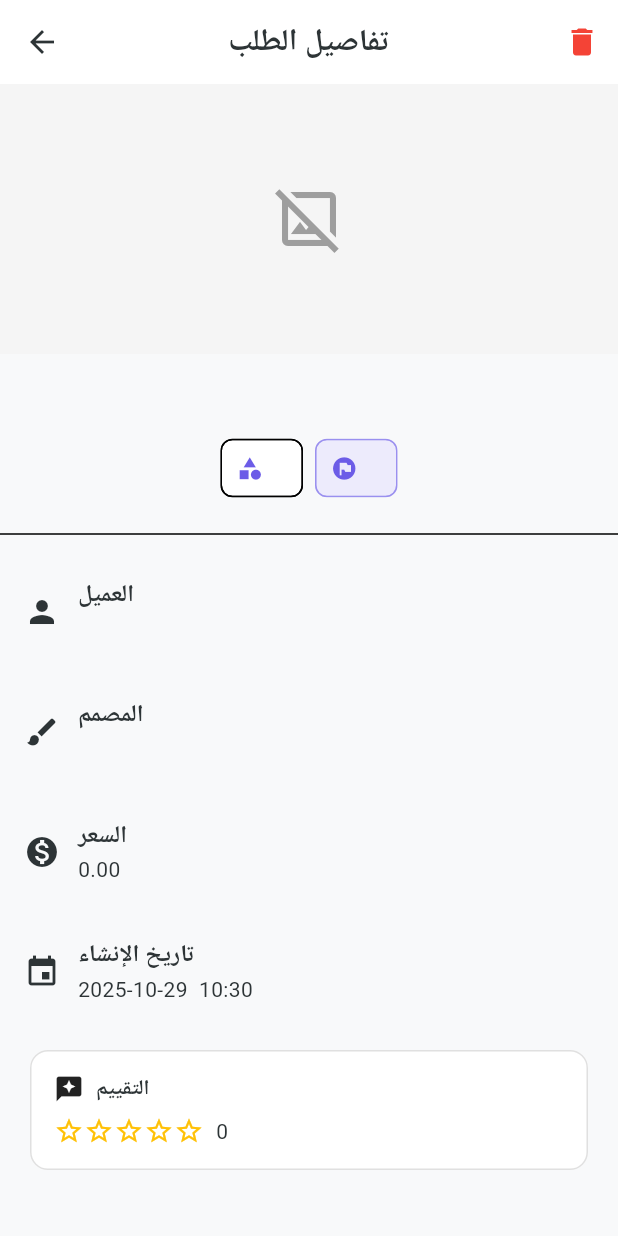
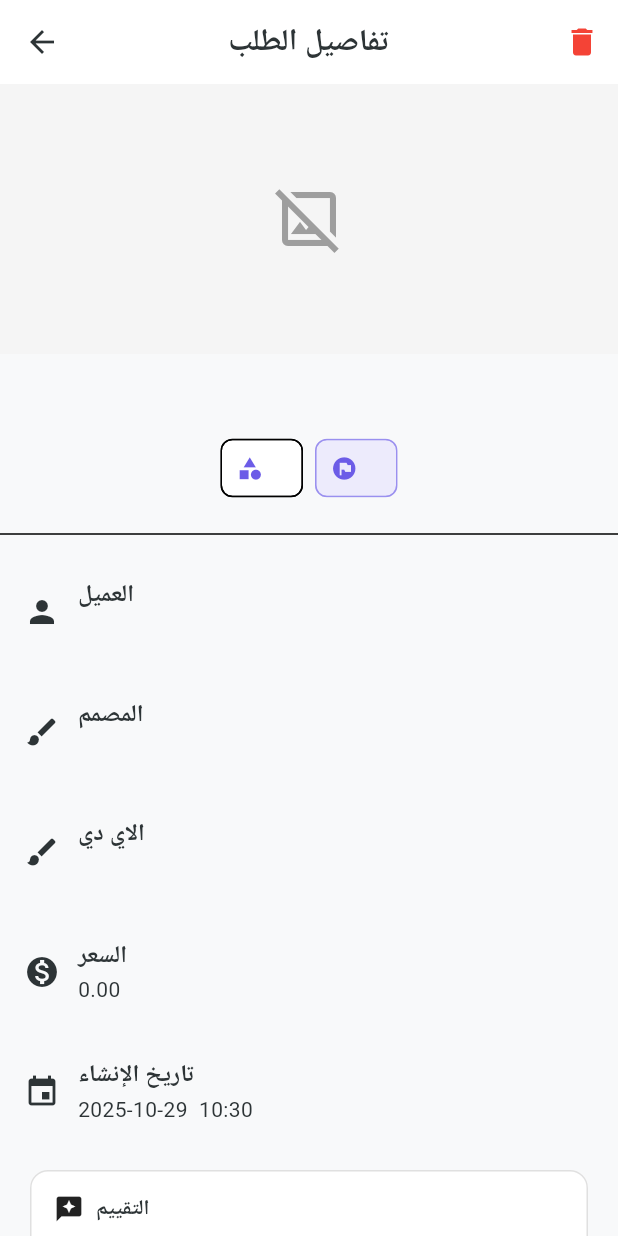
Before and after one commit to Abdullah-Bashaaib/designersplatform, a Flutter app: the DetailsOrderClient screen opened directly with empty values, on a phone screen of 412 x 824 dp. Run offline on Flutter 3.47's test engine with Material 3 defaults, Android fonts, the phone set to English and light mode, and no system bars; our stand-ins replace cached_network_image, cloud_firestore, dartz, firebase_auth, firebase_core, flutter_screenutil and 7 more; missing offline and left inert: firebase_auth_platform_interface; accounts and stored records are empty; generated files the repository leaves out were written again.

Commit message:
إضافة وظيفة حذف الطلب: تنفيذ وظيفة حذف الطلب في OrderRepo وOrderRemote، إضافة استخدام الحالة في OrderGetx، وتحديث واجهة المستخدم في تفاصيل الطلب.

```diff
--- a/lib/core/utils/messages.dart
+++ b/lib/core/utils/messages.dart
@@ -17,3 +17,4 @@ const deleteAvatarMessage = 'تم حذف صورة الملف الشخصي بنج
 const updateAvatarMessage = 'تم تعديل صورة الملف الشخصي بنجاح';
 const updateUserNameMessage = 'تم تعديل الاسم بنجاح';
 const addOrderMessage = 'تم ارسال الطلب';
+const deleteOrderMessage = 'تم حذف الطلب بنجاح';
--- a/lib/features/order_management/data/models/order_model.dart
+++ b/lib/features/order_management/data/models/order_model.dart
@@ -45,7 +45,7 @@ class OrderModel extends OrderEntity {
       'id': id,
       'clientId': clientId,
       'clientName': clientName,
-      'designerId,': designerId,
+      'designerId': designerId,
       'designerName': designerName,
       'designName': designName,
       'designType': designType,
--- a/lib/features/order_management/domain/repo/order_repo.dart
+++ b/lib/features/order_management/domain/repo/order_repo.dart
@@ -5,4 +5,5 @@ import 'package:designers_platform/features/order_management/domain/entity/order
 abstract class OrderRepo {
   Future<Either<Failure, Unit>> addOrder(OrderEntity order);
   Future<Either<Failure, List<OrderEntity>>> getOrders();
+  Future<Either<Failure, Unit>> deleteOrder(String orderId);
 }
--- /dev/null
+++ b/lib/features/order_management/domain/usecase/delete_order.dart
@@ -0,0 +1,13 @@
+import 'package:dartz/dartz.dart';
+import 'package:designers_platform/core/error/failures.dart';
+import 'package:designers_platform/features/order_management/domain/repo/order_repo.dart';
+
+class DeleteOrderUsecase {
+  final OrderRepo repo;
+
+  DeleteOrderUsecase(this.repo);
+
+  Future<Either<Failure, Unit>> call(String orderId) async {
+    return await repo.deleteOrder(orderId);
+  }
+}
--- a/lib/features/order_management/presentation/pages/details_order_client.dart
+++ b/lib/features/order_management/presentation/pages/details_order_client.dart
@@ -1,5 +1,7 @@
 import 'package:designers_platform/features/order_management/domain/entity/orders.dart';
+import 'package:designers_platform/features/order_management/presentation/getx/order_getx.dart';
 import 'package:flutter/material.dart';
+import 'package:get/get.dart';
 
 class DetailsOrderClient extends StatelessWidget {
   final OrderEntity order;
@@ -71,19 +73,29 @@ class DetailsOrderClient extends StatelessWidget {
 
   @override
   Widget build(BuildContext context) {
+    final c = Get.find<OrderGetx>();
     final statusColor = _statusColor(context, order.status);
 
     return Scaffold(
       appBar: AppBar(
         title: const Text('تفاصيل الطلب'),
         actions: [
-          IconButton(
-            tooltip: 'حذف الطلب',
-            icon: const Icon(
-              Icons.delete,
-              color: Colors.red,
-            ),
-            onPressed: () async {},
+          Obx(
+            () => c.isLoading.value
+                ? Padding(
+                    padding: const EdgeInsets.all(8.0),
+                    child: CircularProgressIndicator(),
+                  )
+                : IconButton(
+                    tooltip: 'حذف الطلب',
+                    icon: const Icon(
+                      Icons.delete,
+                      color: Colors.red,
+                    ),
+                    onPressed: () async {
+                      await c.deleteOrder(order.id);
+                    },
+                  ),
           ),
         ],
       ),
@@ -178,6 +190,11 @@ class DetailsOrderClient extends StatelessWidget {
               value: order.designerName,
             ),
             _infoTile(
+              icon: Icons.brush,
+              title: 'الاي دي',
+              value: order.designerId,
+            ),
+            _infoTile(
               icon: Icons.monetization_on,
               title: 'السعر',
               value: _formatPrice(order.price),
```
Also changed, not shown: lib/features/order_management/data/datasource/order_remote.dart (+10 -0 lines), lib/features/order_management/data/repo/order_repo_imp.dart (+14 -0 lines), lib/features/order_management/presentation/getx/order_getx.dart (+20 -1 lines), lib/features/order_management/presentation/pages/view_order_client.dart (+6 -30 lines), lib/injection.dart (+6 -1 lines).
